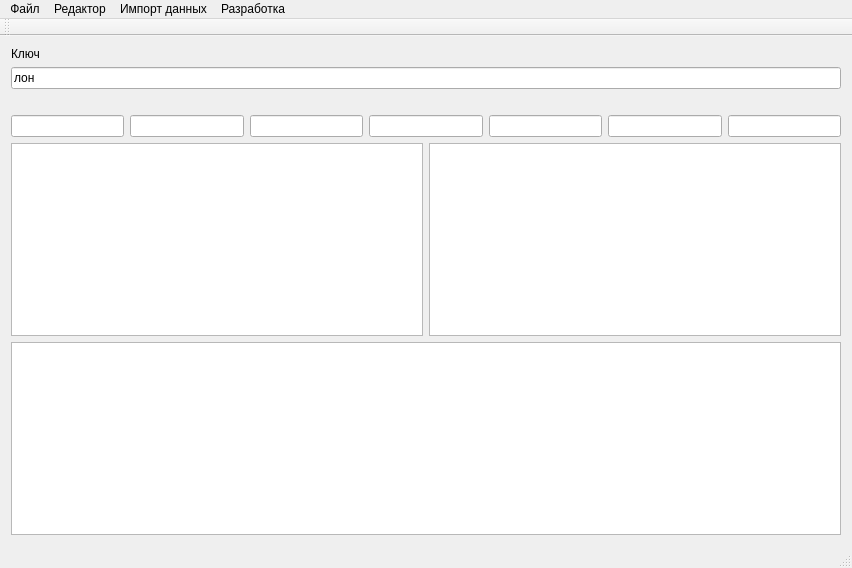
Qt form mainwindow.ui (drWebber/workbench) before a commit.
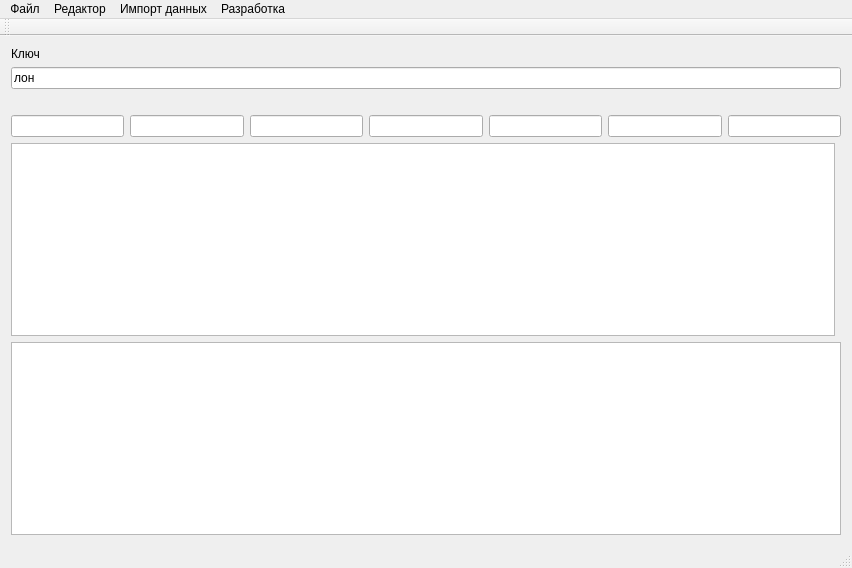
The same form after that commit.

```diff
--- a/mainwindow.ui
+++ b/mainwindow.ui
@@ -24,13 +24,6 @@
         </property>
        </widget>
       </item>
-      <item row="1" column="2">
-       <widget class="QTableView" name="tbvItemInfo">
-        <property name="autoScrollMargin">
-         <number>16</number>
-        </property>
-       </widget>
-      </item>
       <item row="0" column="1" colspan="2">
        <layout class="QVBoxLayout" name="verticalLayout">
         <item>
```
